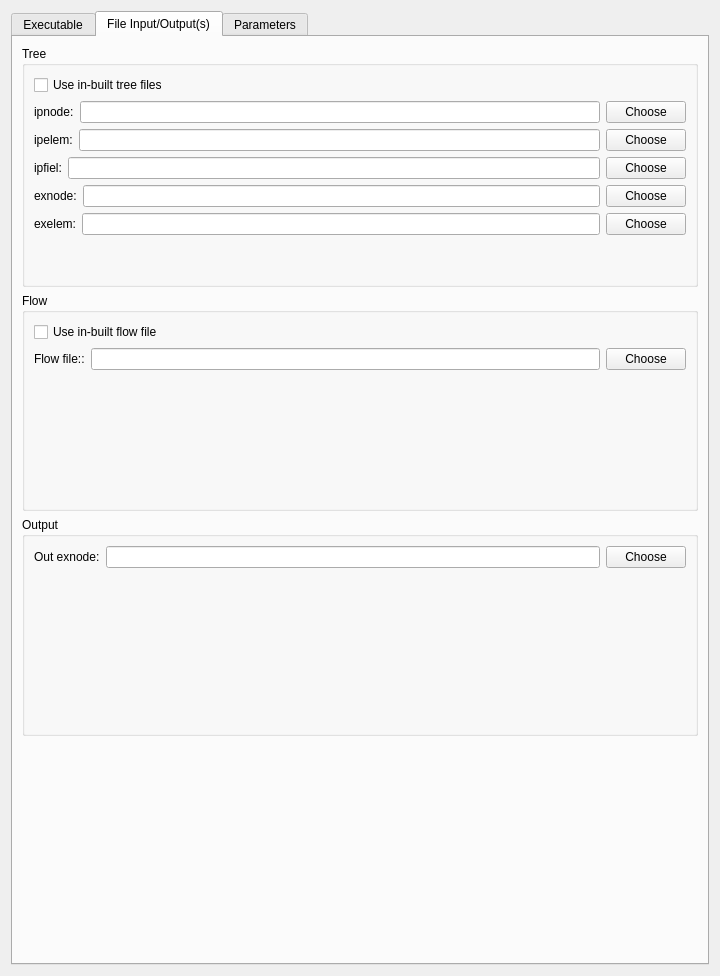
tsalemink/neon, file res/designer/problems/ventilationwidget.ui: the form before one commit.
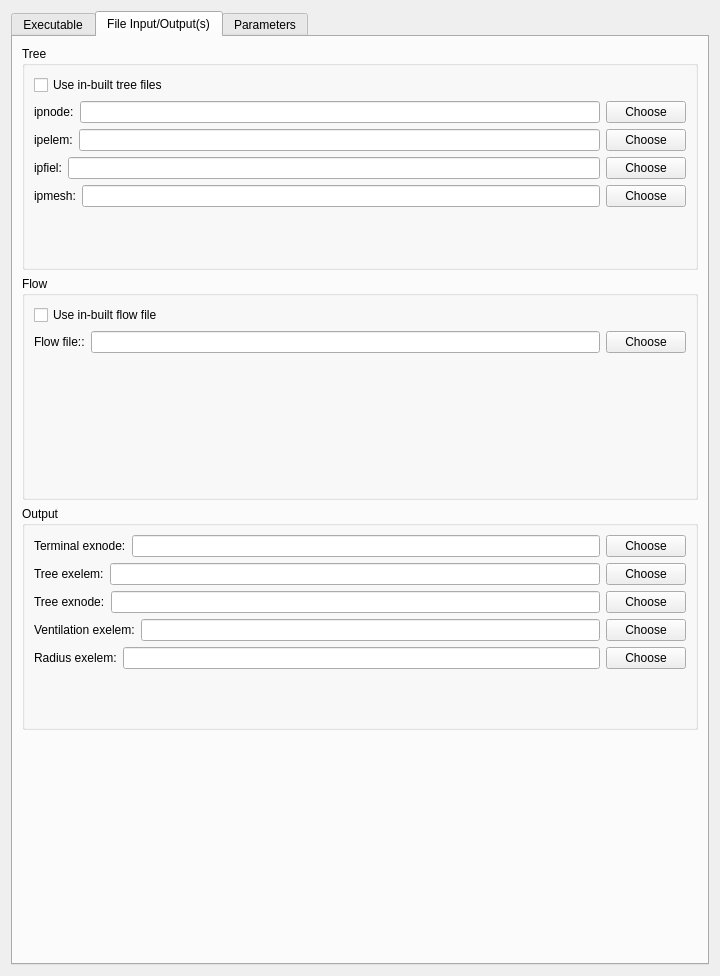
The form after the commit. Custom widgets are drawn as their Qt base class.

Commit message: Update Ventilation problem to make use of recent changes.

What changed in the file:
```diff
--- a/res/designer/problems/ventilationwidget.ui
+++ b/res/designer/problems/ventilationwidget.ui
@@ -83,48 +83,6 @@
           <string>Tree</string>
          </property>
          <layout class="QGridLayout" name="gridLayout_2">
-          <item row="5" column="0">
-           <layout class="QHBoxLayout" name="horizontalLayout_7">
-            <item>
-             <widget class="QLabel" name="label_24">
-              <property name="text">
-               <string>exelem:</string>
-              </property>
-             </widget>
-            </item>
-            <item>
-             <widget class="QLineEdit" name="lineEditExElem"/>
-            </item>
-            <item>
-             <widget class="QPushButton" name="pushButtonChooseExElem">
-              <property name="text">
-               <string>Choose</string>
-              </property>
-             </widget>
-            </item>
-           </layout>
-          </item>
-          <item row="4" column="0">
-           <layout class="QHBoxLayout" name="horizontalLayout_6">
-            <item>
-             <widget class="QLabel" name="label_20">
-              <property name="text">
-               <string>exnode:</string>
-              </property>
-             </widget>
-            </item>
-            <item>
-             <widget class="QLineEdit" name="lineEditExNode"/>
-            </item>
-            <item>
-             <widget class="QPushButton" name="pushButtonChooseExNode">
-              <property name="text">
-               <string>Choose</string>
-              </property>
-             </widget>
-            </item>
-           </layout>
-          </item>
           <item row="1" column="0">
            <layout class="QHBoxLayout" name="horizontalLayout_3">
             <item>
@@ -208,6 +166,27 @@
             </property>
            </spacer>
           </item>
+          <item row="4" column="0">
+           <layout class="QHBoxLayout" name="horizontalLayout_14">
+            <item>
+             <widget class="QLabel" name="label_33">
+              <property name="text">
+               <string>ipmesh:</string>
+              </property>
+             </widget>
+            </item>
+            <item>
+             <widget class="QLineEdit" name="lineEditIpMesh"/>
+            </item>
+            <item>
+             <widget class="QPushButton" name="pushButtonChooseIpMesh">
+              <property name="text">
+               <string>Choose</string>
+              </property>
+             </widget>
+            </item>
+           </layout>
+          </item>
          </layout>
         </widget>
        </item>
@@ -272,7 +251,7 @@
             <item>
              <widget class="QLabel" name="label_26">
               <property name="text">
-               <string>Out exnode:</string>
+               <string>Terminal exnode:</string>
               </property>
              </widget>
             </item>
@@ -280,7 +259,91 @@
              <widget class="QLineEdit" name="lineEditOutExNode"/>
             </item>
             <item>
-             <widget class="QPushButton" name="pushButtonChooseOutExNode">
+             <widget class="QPushButton" name="pushButtonChooseTerminalExNode">
+              <property name="text">
+               <string>Choose</string>
+              </property>
+             </widget>
+            </item>
+           </layout>
+          </item>
+          <item>
+           <layout class="QHBoxLayout" name="horizontalLayout_7">
+            <item>
+             <widget class="QLabel" name="label_24">
+              <property name="text">
+               <string>Tree exelem:</string>
+              </property>
+             </widget>
+            </item>
+            <item>
+             <widget class="QLineEdit" name="lineEditTreeExElem"/>
+            </item>
+            <item>
+             <widget class="QPushButton" name="pushButtonChooseTreeExElem">
+              <property name="text">
+               <string>Choose</string>
+              </property>
+             </widget>
+            </item>
+           </layout>
+          </item>
+          <item>
+           <layout class="QHBoxLayout" name="horizontalLayout_6">
+            <item>
+             <widget class="QLabel" name="label_20">
+              <property name="text">
+               <string>Tree exnode:</string>
+              </property>
+             </widget>
+            </item>
+            <item>
+             <widget class="QLineEdit" name="lineEditTreeExNode"/>
+            </item>
+            <item>
+             <widget class="QPushButton" name="pushButtonChooseTreeExNode">
+              <property name="text">
+               <string>Choose</string>
+              </property>
+             </widget>
+            </item>
+           </layout>
+          </item>
+          <item>
+           <layout class="QHBoxLayout" name="horizontalLayout_8">
+            <item>
+             <widget class="QLabel" name="label_27">
+              <property name="text">
+               <string>Ventilation exelem:</string>
+              </property>
+             </widget>
+            </item>
+            <item>
+             <widget class="QLineEdit" name="lineEditVentilationExElem"/>
+            </item>
+            <item>
+             <widget class="QPushButton" name="pushButtonChooseVentilationExElem">
+              <property name="text">
+               <string>Choose</string>
+              </property>
+             </widget>
+            </item>
+           </layout>
+          </item>
+          <item>
+           <layout class="QHBoxLayout" name="horizontalLayout_13">
+            <item>
+             <widget class="QLabel" name="label_32">
+              <property name="text">
+               <string>Radius exelem:</string>
+              </property>
+             </widget>
+            </item>
+            <item>
+             <widget class="QLineEdit" name="lineEditRadiusExElem"/>
+            </item>
+            <item>
+             <widget class="QPushButton" name="pushButtonChooseRadiusExElem">
               <property name="text">
                <string>Choose</string>
               </property>
```
Left out of the diff: 2 changed lines with no effect on the pictures. The commit also changes 12 other files.
